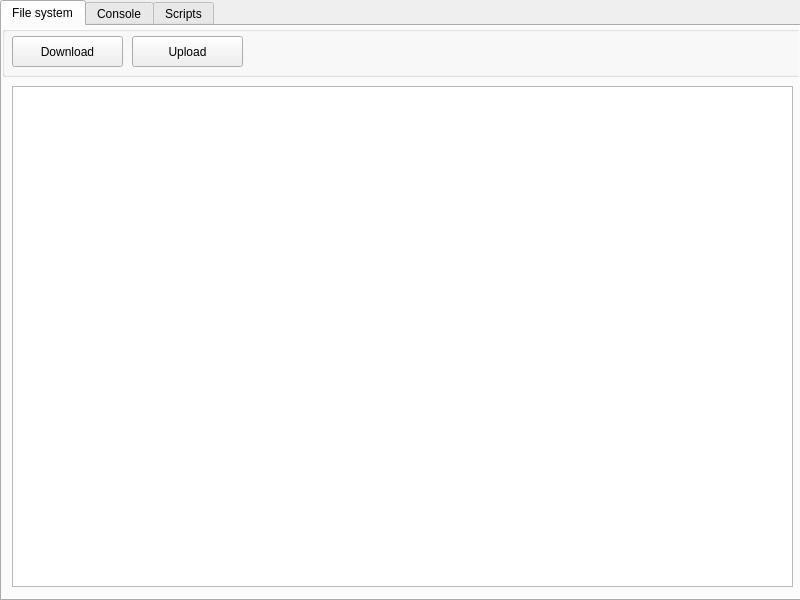
Before: the Qt Designer form res/ui/main_window.ui in Qolorerr/FileSocketGUI, drawn with Qt 5.
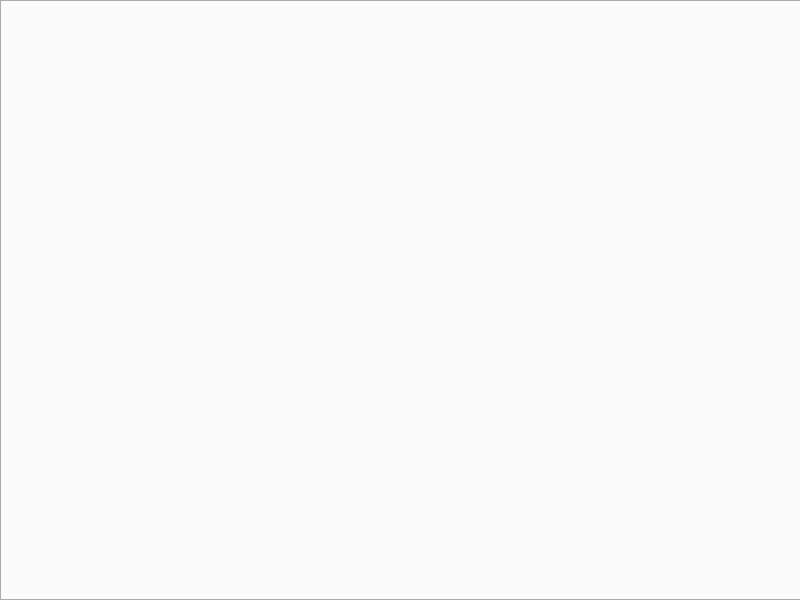
After: the same form once the commit is applied.

Commit message:
File system tab
Download and upload functions

The edit to the form file:
```diff
--- a/res/ui/main_window.ui
+++ b/res/ui/main_window.ui
@@ -26,70 +26,6 @@
     <property name="currentIndex">
      <number>0</number>
     </property>
-    <widget class="QWidget" name="tab">
-     <attribute name="title">
-      <string>File system</string>
-     </attribute>
-     <widget class="QTreeView" name="treeView">
-      <property name="geometry">
-       <rect>
-        <x>10</x>
-        <y>60</y>
-        <width>781</width>
-        <height>501</height>
-       </rect>
-      </property>
-     </widget>
-     <widget class="QGroupBox" name="groupBox">
-      <property name="geometry">
-       <rect>
-        <x>0</x>
-        <y>0</y>
-        <width>801</width>
-        <height>51</height>
-       </rect>
-      </property>
-      <property name="title">
-       <string/>
-      </property>
-      <widget class="QPushButton" name="pushButton">
-       <property name="geometry">
-        <rect>
-         <x>10</x>
-         <y>10</y>
-         <width>111</width>
-         <height>31</height>
-        </rect>
-       </property>
-       <property name="text">
-        <string>Download</string>
-       </property>
-      </widget>
-      <widget class="QPushButton" name="pushButton_2">
-       <property name="geometry">
-        <rect>
-         <x>130</x>
-         <y>10</y>
-         <width>111</width>
-         <height>31</height>
-        </rect>
-       </property>
-       <property name="text">
-        <string>Upload</string>
-       </property>
-      </widget>
-     </widget>
-    </widget>
-    <widget class="QWidget" name="tab_2">
-     <attribute name="title">
-      <string>Console</string>
-     </attribute>
-    </widget>
-    <widget class="QWidget" name="tab_3">
-     <attribute name="title">
-      <string>Scripts</string>
-     </attribute>
-    </widget>
    </widget>
   </widget>
  </widget>
```
Left out of the diff: 2 changed lines with no effect on the pictures. The commit also changes 4 other files.
